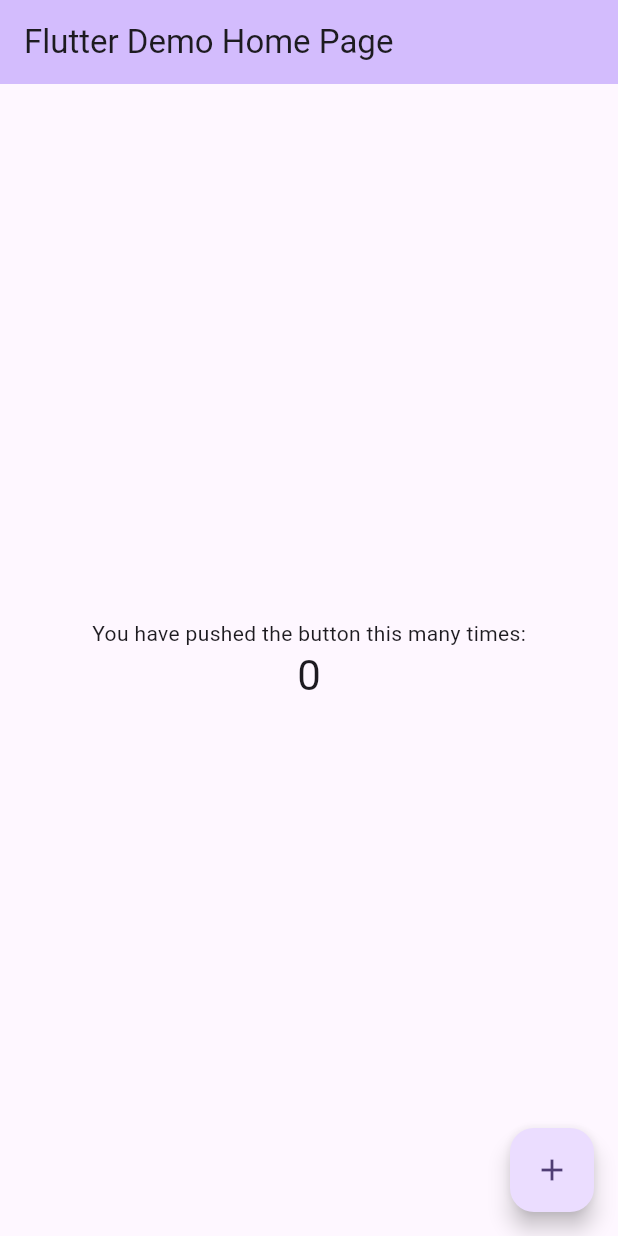
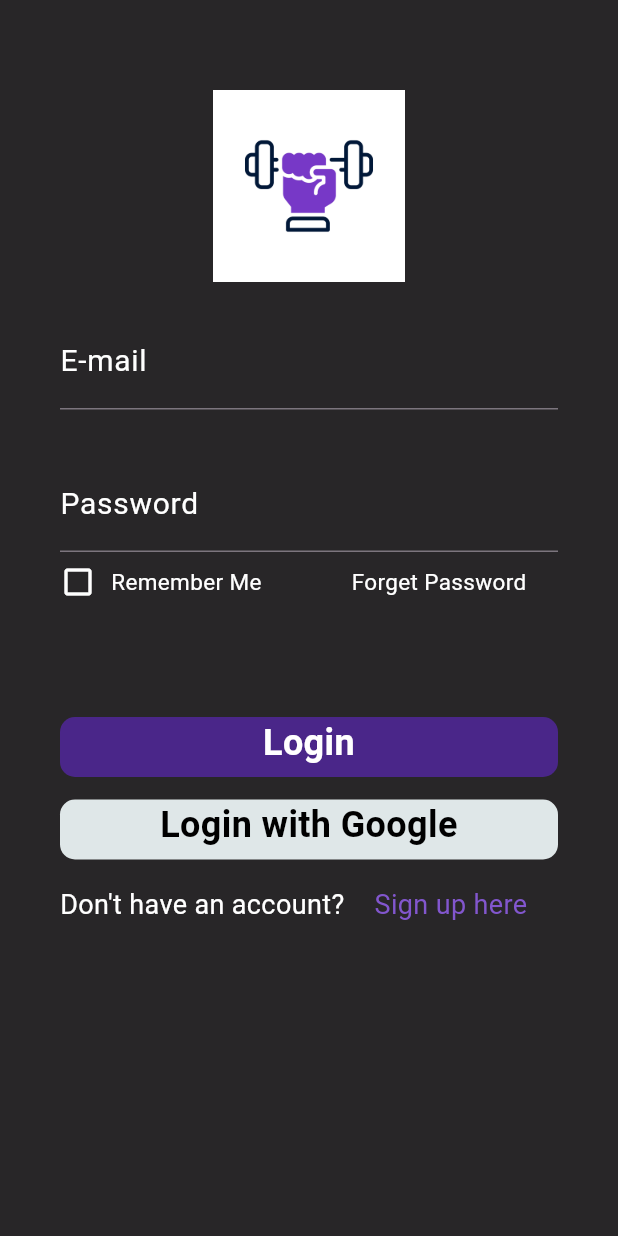
Before and after one commit to ClaudioJ4/healthapp, a Flutter app: the screen it shows after launch, on a phone screen of 412 x 824 dp. Run offline on Flutter 3.47's test engine with Material 3 defaults, Android fonts, the phone set to English and light mode, and no system bars.

Commit message:
Página de Login

```diff
--- a/lib/main.dart
+++ b/lib/main.dart
@@ -1,3 +1,4 @@
+import 'package:healthapp/pages/loginpage.dart';
 import 'package:flutter/material.dart';
 
 void main() {
@@ -7,119 +8,16 @@ void main() {
 class MyApp extends StatelessWidget {
   const MyApp({super.key});
 
-  // This widget is the root of your application.
   @override
   Widget build(BuildContext context) {
     return MaterialApp(
-      title: 'Flutter Demo',
+      title: 'Health App',
       theme: ThemeData(
-        // This is the theme of your application.
-        //
-        // TRY THIS: Try running your application with "flutter run". You'll see
-        // the application has a purple toolbar. Then, without quitting the app,
-        // try changing the seedColor in the colorScheme below to Colors.green
-        // and then invoke "hot reload" (save your changes or press the "hot
-        // reload" button in a Flutter-supported IDE, or press "r" if you used
-        // the command line to start the app).
-        //
-        // Notice that the counter didn't reset back to zero; the application
-        // state is not lost during the reload. To reset the state, use hot
-        // restart instead.
-        //
-        // This works for code too, not just values: Most code changes can be
-        // tested with just a hot reload.
-        colorScheme: ColorScheme.fromSeed(seedColor: Colors.deepPurple),
+        colorScheme:
+            ColorScheme.fromSeed(seedColor: Color.fromARGB(255, 69, 3, 110)),
         useMaterial3: true,
       ),
-      home: const MyHomePage(title: 'Flutter Demo Home Page'),
+      home: const LoginPage(),
     );
   }
 }
-
-class MyHomePage extends StatefulWidget {
-  const MyHomePage({super.key, required this.title});
-
-  // This widget is the home page of your application. It is stateful, meaning
-  // that it has a State object (defined below) that contains fields that affect
-  // how it looks.
-
-  // This class is the configuration for the state. It holds the values (in this
-  // case the title) provided by the parent (in this case the App widget) and
-  // used by the build method of the State. Fields in a Widget subclass are
-  // always marked "final".
-
-  final String title;
-
-  @override
-  State<MyHomePage> createState() => _MyHomePageState();
-}
-
-class _MyHomePageState extends State<MyHomePage> {
-  int _counter = 0;
-
-  void _incrementCounter() {
-    setState(() {
-      // This call to setState tells the Flutter framework that something has
-      // changed in this State, which causes it to rerun the build method below
-      // so that the display can reflect the updated values. If we changed
-      // _counter without calling setState(), then the build method would not be
-      // called again, and so nothing would appear to happen.
-      _counter++;
-    });
-  }
-
-  @override
-  Widget build(BuildContext context) {
-    // This method is rerun every time setState is called, for instance as done
-    // by the _incrementCounter method above.
-    //
-    // The Flutter framework has been optimized to make rerunning build methods
-    // fast, so that you can just rebuild anything that needs updating rather
-    // than having to individually change instances of widgets.
-    return Scaffold(
-      appBar: AppBar(
-        // TRY THIS: Try changing the color here to a specific color (to
-        // Colors.amber, perhaps?) and trigger a hot reload to see the AppBar
-        // change color while the other colors stay the same.
-        backgroundColor: Theme.of(context).colorScheme.inversePrimary,
-        // Here we take the value from the MyHomePage object that was created by
-        // the App.build method, and use it to set our appbar title.
-        title: Text(widget.title),
-      ),
-      body: Center(
-        // Center is a layout widget. It takes a single child and positions it
-        // in the middle of the parent.
-        child: Column(
-          // Column is also a layout widget. It takes a list of children and
-          // arranges them vertically. By default, it sizes itself to fit its
-          // children horizontally, and tries to be as tall as its parent.
-          //
-          // Column has various properties to control how it sizes itself and
-          // how it positions its children. Here we use mainAxisAlignment to
-          // center the children vertically; the main axis here is the vertical
-          // axis because Columns are vertical (the cross axis would be
-          // horizontal).
-          //
-          // TRY THIS: Invoke "debug painting" (choose the "Toggle Debug Paint"
-          // action in the IDE, or press "p" in the console), to see the
-          // wireframe for each widget.
-          mainAxisAlignment: MainAxisAlignment.center,
-          children: <Widget>[
-            const Text(
-              'You have pushed the button this many times:',
-            ),
-            Text(
-              '$_counter',
-              style: Theme.of(context).textTheme.headlineMedium,
-            ),
-          ],
-        ),
-      ),
-      floatingActionButton: FloatingActionButton(
-        onPressed: _incrementCounter,
-        tooltip: 'Increment',
-        child: const Icon(Icons.add),
-      ), // This trailing comma makes auto-formatting nicer for build methods.
-    );
-  }
-}
--- /dev/null
+++ b/lib/pages/loginpage.dart
@@ -0,0 +1,233 @@
+// ignore_for_file: prefer_const_constructors
+
+import 'package:flutter/material.dart';
+
+class LoginPage extends StatefulWidget {
+  const LoginPage({Key? key}) : super(key: key);
+
+  @override
+  _LoginPageState createState() => _LoginPageState();
+}
+
+class _LoginPageState extends State<LoginPage> {
+  bool rememberMe = false;
+
+  @override
+  Widget build(BuildContext context) {
+    return Scaffold(
+      body: Container(
+        padding: const EdgeInsets.only(
+          top: 60,
+          left: 40,
+          right: 40,
+        ),
+        color: Color.fromARGB(255, 40, 38, 40),
+        child: ListView(
+          children: [
+            SizedBox(
+              width: 128,
+              height: 128,
+              child: Image.asset("assets/iconapp.jpg"),
+            ),
+            SizedBox(
+              height: 20,
+            ),
+            TextFormField(
+              keyboardType: TextInputType.emailAddress,
+              decoration: InputDecoration(
+                labelText: "E-mail",
+                labelStyle: TextStyle(
+                  color: Color.fromARGB(255, 255, 255, 255),
+                  fontWeight: FontWeight.w400,
+                  fontSize: 20,
+                ),
+              ),
+              style: TextStyle(
+                fontSize: 20,
+                color: Colors.white,
+              ),
+            ),
+            SizedBox(
+              height: 30,
+            ),
+            TextFormField(
+              keyboardType: TextInputType.text,
+              obscureText: true,
+              decoration: InputDecoration(
+                labelText: "Password",
+                labelStyle: TextStyle(
+                  color: Color.fromARGB(255, 255, 255, 255),
+                  fontWeight: FontWeight.w400,
+                  fontSize: 20,
+                ),
+              ),
+              style: TextStyle(
+                fontSize: 20,
+                color: Colors.white,
+              ),
+            ),
+            Container(
+              height: 40,
+              alignment: Alignment.centerLeft,
+              child: Row(
+                children: [
+                  InkWell(
+                    onTap: () {
+                      setState(() {
+                        rememberMe = !rememberMe;
+                      });
+                    },
+                    child: Row(
+                      children: [
+                        Icon(
+                          rememberMe
+                              ? Icons.check_box
+                              : Icons.check_box_outline_blank,
+                          color: Colors.white,
+                        ),
+                        SizedBox(width: 10),
+                        Text(
+                          "Remember Me",
+                          style: TextStyle(
+                            fontSize: 15,
+                            color: Colors.white,
+                          ),
+                        ),
+                      ],
+                    ),
+                  ),
+                  SizedBox(
+                    width: 60,
+                  ),
+                  InkWell(
+                    onTap: () {
+                      print("Forget Password clicado!");
+                    },
+                    child: Text(
+                      "Forget Password",
+                      textAlign: TextAlign.right,
+                      style: TextStyle(
+                        fontSize: 15,
+                        color: Colors.white,
+                      ),
+                    ),
+                  ),
+                ],
+              ),
+            ),
+            SizedBox(
+              height: 70,
+            ),
+            InkWell(
+              onTap: () {
+                // Adicione o código que deseja executar quando "Login" é clicado
+                print("Login clicado!");
+              },
+              child: Container(
+                height: 40,
+                decoration: BoxDecoration(
+                  color: const Color.fromARGB(255, 74, 38, 137),
+                  borderRadius: BorderRadius.circular(10.0),
+                ),
+                child: Text(
+                  "Login",
+                  textAlign: TextAlign.center,
+                  style: TextStyle(
+                    fontSize: 24,
+                    color: Colors.white,
+                    fontWeight: FontWeight.bold,
+                  ),
+                ),
+              ),
+            ),
+            SizedBox(
+              height: 15,
+            ),
+            InkWell(
+              onTap: () {
+                // Adicione o código que deseja executar quando "Login" é clicado
+                print("Google clicado!");
+              },
+              child: Container(
+                height: 40,
+                decoration: BoxDecoration(
+                  color: Color.fromARGB(255, 223, 231, 232),
+                  borderRadius: BorderRadius.circular(10.0),
+                ),
+                child: Text(
+                  "Login with Google",
+                  textAlign: TextAlign.center,
+                  style: TextStyle(
+                    fontSize: 24,
+                    color: Colors.black,
+                    fontWeight: FontWeight.bold,
+                  ),
+                ),
+              ),
+            ),
+            SizedBox(
+              height: 10,
+            ),
+            Container(
+              height: 40,
+              alignment: Alignment.centerLeft,
+              child: Row(
+                children: [
+                  Text(
+                    "Don't have an account?",
+                    style: TextStyle(
+                      fontSize: 18,
+                      color: Colors.white,
+                    ),
+                  ),
+                  SizedBox(
+                    width: 20,
+                  ),
+                  InkWell(
+                    onTap: () {
+                      print("Cadastro clicado!");
+                    },
+                    child: Text(
+                      "Sign up here",
+                      style: TextStyle(
+                        fontSize: 18,
+                        color: Color.fromARGB(255, 130, 86, 206),
+                      ),
+                    ),
+                  ),
+                ],
+              ),
+            ),
+          ],
+        ),
+      ),
+    );
+  }
+}
+
+
+/*
+InkWell(
+              onTap: () {
+                print("Cadastro clicado!");
+              },
+              child: Text(
+                "Sign In",
+                textAlign: TextAlign.center,
+                style: TextStyle(
+                  fontSize: 20,
+                  color: Colors.white,
+                ),
+              ),
+            )
+*/
+
+/*
+enabledBorder: OutlineInputBorder(
+                  borderSide: BorderSide(
+                    width: 2,
+                    color: Colors.white,
+                  ),
+                  borderRadius: BorderRadius.circular(10.0),
+                ),
+*/
--- a/pubspec.yaml
+++ b/pubspec.yaml
@@ -88,3 +88,6 @@ flutter:
   #
   # For details regarding fonts from package dependencies,
   # see https://flutter.dev/custom-fonts/#from-packages
+
+  assets:
+  - assets/iconapp.jpg
```
Also changed, not shown: assets/iconapp.jpg (added).
